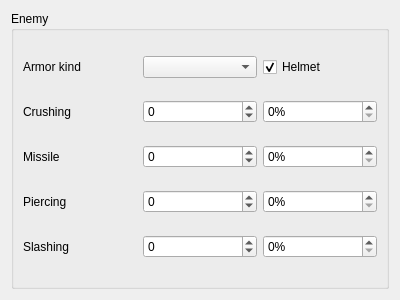
This is src/enemy.ui in moebiusproject/moebiustoolkit as Qt 5 draws it before an edit. The edited form follows.
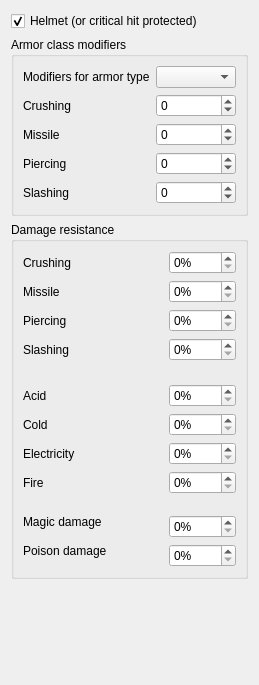
This is the edited form.

Commit message:
Revamp the DC input area, mostly preparations
- Use a tool box instead of a scroll area and a layout.
- Use the big amount of vertical space to add more controls to the enemy
  block of inputs (unused in the calculations yet).

Diff of the .ui file:
```diff
--- a/src/enemy.ui
+++ b/src/enemy.ui
@@ -6,24 +6,40 @@
    <rect>
     <x>0</x>
     <y>0</y>
-    <width>400</width>
-    <height>300</height>
+    <width>259</width>
+    <height>685</height>
    </rect>
   </property>
   <property name="windowTitle">
    <string>Form</string>
   </property>
-  <layout class="QHBoxLayout" name="horizontalLayout">
+  <layout class="QVBoxLayout" name="verticalLayout">
    <item>
-    <widget class="QGroupBox" name="targetGroup">
+    <widget class="QCheckBox" name="helmet">
+     <property name="enabled">
+      <bool>true</bool>
+     </property>
+     <property name="text">
+      <string>Helmet (or critical hit protected)</string>
+     </property>
+     <property name="checked">
+      <bool>true</bool>
+     </property>
+    </widget>
+   </item>
+   <item>
+    <widget class="QGroupBox" name="armorClassModifersGroup">
      <property name="title">
-      <string>Enemy</string>
+      <string>Armor class modifiers</string>
      </property>
-     <layout class="QGridLayout" name="gridLayout_5">
+     <layout class="QGridLayout" name="gridLayout">
       <item row="0" column="0">
        <widget class="QLabel" name="armorLabel">
         <property name="text">
-         <string>Armor kind</string>
+         <string>Modifiers for armor type</string>
+        </property>
+        <property name="buddy">
+         <cstring>armor</cstring>
         </property>
        </widget>
       </item>
@@ -47,19 +63,6 @@
         </property>
        </widget>
       </item>
-      <item row="1" column="2">
-       <widget class="QSpinBox" name="crushingResistance">
-        <property name="suffix">
-         <string>%</string>
-        </property>
-        <property name="maximum">
-         <number>100</number>
-        </property>
-        <property name="singleStep">
-         <number>5</number>
-        </property>
-       </widget>
-      </item>
       <item row="2" column="0">
        <widget class="QLabel" name="missileModifierLabel">
         <property name="text">
@@ -77,19 +80,6 @@
         </property>
        </widget>
       </item>
-      <item row="2" column="2">
-       <widget class="QSpinBox" name="missileResistance">
-        <property name="suffix">
-         <string>%</string>
-        </property>
-        <property name="maximum">
-         <number>100</number>
-        </property>
-        <property name="singleStep">
-         <number>5</number>
-        </property>
-       </widget>
-      </item>
       <item row="3" column="0">
        <widget class="QLabel" name="piercingModifierLabel">
         <property name="text">
@@ -107,19 +97,6 @@
         </property>
        </widget>
       </item>
-      <item row="3" column="2">
-       <widget class="QSpinBox" name="piercingResistance">
-        <property name="suffix">
-         <string>%</string>
-        </property>
-        <property name="maximum">
-         <number>100</number>
-        </property>
-        <property name="singleStep">
-         <number>5</number>
-        </property>
-       </widget>
-      </item>
       <item row="4" column="0">
        <widget class="QLabel" name="slashingModifierLabel">
         <property name="text">
@@ -137,35 +114,293 @@
         </property>
        </widget>
       </item>
-      <item row="4" column="2">
-       <widget class="QSpinBox" name="slashingResistance">
-        <property name="suffix">
-         <string>%</string>
+     </layout>
+    </widget>
+   </item>
+   <item>
+    <widget class="QGroupBox" name="damageResistanceGroup">
+     <property name="title">
+      <string>Damage resistance</string>
+     </property>
+     <layout class="QGridLayout" name="gridLayout_2">
+      <item row="0" column="0">
+       <widget class="QLabel" name="crushingResistanceLabel">
+        <property name="text">
+         <string>Crushing</string>
         </property>
-        <property name="maximum">
-         <number>100</number>
-        </property>
-        <property name="singleStep">
-         <number>5</number>
+        <property name="buddy">
+         <cstring>crushingResistance</cstring>
         </property>
        </widget>
       </item>
       <item row="0" column="2">
-       <widget class="QCheckBox" name="helmet">
-        <property name="enabled">
-         <bool>true</bool>
+       <widget class="QSpinBox" name="crushingResistance">
+        <property name="suffix">
+         <string>%</string>
         </property>
+        <property name="maximum">
+         <number>100</number>
+        </property>
+        <property name="singleStep">
+         <number>5</number>
+        </property>
+       </widget>
+      </item>
+      <item row="1" column="0">
+       <widget class="QLabel" name="missileResistanceLabel">
         <property name="text">
-         <string>Helmet</string>
+         <string>Missile</string>
         </property>
-        <property name="checked">
-         <bool>true</bool>
+        <property name="buddy">
+         <cstring>missileResistance</cstring>
+        </property>
+       </widget>
+      </item>
+      <item row="1" column="2">
+       <widget class="QSpinBox" name="missileResistance">
+        <property name="suffix">
+         <string>%</string>
+        </property>
+        <property name="maximum">
+         <number>100</number>
+        </property>
+        <property name="singleStep">
+         <number>5</number>
+        </property>
+       </widget>
+      </item>
+      <item row="2" column="0">
+       <widget class="QLabel" name="piercingResistanceLabel">
+        <property name="text">
+         <string>Piercing</string>
+        </property>
+        <property name="buddy">
+         <cstring>piercingResistance</cstring>
+        </property>
+       </widget>
+      </item>
+      <item row="2" column="2">
+       <widget class="QSpinBox" name="piercingResistance">
+        <property name="suffix">
+         <string>%</string>
+        </property>
+        <property name="maximum">
+         <number>100</number>
+        </property>
+        <property name="singleStep">
+         <number>5</number>
+        </property>
+       </widget>
+      </item>
+      <item row="3" column="0">
+       <widget class="QLabel" name="slashingResistanceLabel">
+        <property name="text">
+         <string>Slashing</string>
+        </property>
+        <property name="buddy">
+         <cstring>slashingResistance</cstring>
+        </property>
+       </widget>
+      </item>
+      <item row="3" column="2">
+       <widget class="QSpinBox" name="slashingResistance">
+        <property name="suffix">
+         <string>%</string>
+        </property>
+        <property name="maximum">
+         <number>100</number>
+        </property>
+        <property name="singleStep">
+         <number>5</number>
+        </property>
+       </widget>
+      </item>
+      <item row="4" column="1">
+       <spacer name="damageResistanceSpacer1">
+        <property name="orientation">
+         <enum>Qt::Vertical</enum>
+        </property>
+        <property name="sizeType">
+         <enum>QSizePolicy::Fixed</enum>
+        </property>
+        <property name="sizeHint" stdset="0">
+         <size>
+          <width>17</width>
+          <height>17</height>
+         </size>
+        </property>
+       </spacer>
+      </item>
+      <item row="5" column="0">
+       <widget class="QLabel" name="acidResistanceLabel">
+        <property name="text">
+         <string>Acid</string>
+        </property>
+        <property name="buddy">
+         <cstring>acidResistance</cstring>
+        </property>
+       </widget>
+      </item>
+      <item row="5" column="2">
+       <widget class="QSpinBox" name="acidResistance">
+        <property name="suffix">
+         <string>%</string>
+        </property>
+        <property name="maximum">
+         <number>100</number>
+        </property>
+        <property name="singleStep">
+         <number>5</number>
+        </property>
+       </widget>
+      </item>
+      <item row="6" column="0">
+       <widget class="QLabel" name="coldResistanceLabel">
+        <property name="text">
+         <string>Cold</string>
+        </property>
+        <property name="buddy">
+         <cstring>coldResistance</cstring>
+        </property>
+       </widget>
+      </item>
+      <item row="6" column="2">
+       <widget class="QSpinBox" name="coldResistance">
+        <property name="suffix">
+         <string>%</string>
+        </property>
+        <property name="maximum">
+         <number>100</number>
+        </property>
+        <property name="singleStep">
+         <number>5</number>
+        </property>
+       </widget>
+      </item>
+      <item row="7" column="0">
+       <widget class="QLabel" name="electricityResistanceLabel">
+        <property name="text">
+         <string>Electricity</string>
+        </property>
+        <property name="buddy">
+         <cstring>electricityResistance</cstring>
+        </property>
+       </widget>
+      </item>
+      <item row="7" column="2">
+       <widget class="QSpinBox" name="electricityResistance">
+        <property name="suffix">
+         <string>%</string>
+        </property>
+        <property name="maximum">
+         <number>100</number>
+        </property>
+        <property name="singleStep">
+         <number>5</number>
+        </property>
+       </widget>
+      </item>
+      <item row="8" column="0">
+       <widget class="QLabel" name="fireResistanceLabel">
+        <property name="text">
+         <string>Fire</string>
+        </property>
+        <property name="buddy">
+         <cstring>fireResistance</cstring>
+        </property>
+       </widget>
+      </item>
+      <item row="8" column="2">
+       <widget class="QSpinBox" name="fireResistance">
+        <property name="suffix">
+         <string>%</string>
+        </property>
+        <property name="maximum">
+         <number>100</number>
+        </property>
+        <property name="singleStep">
+         <number>5</number>
+        </property>
+       </widget>
+      </item>
+      <item row="9" column="1">
+       <spacer name="damageResistanceSpacer2">
+        <property name="orientation">
+         <enum>Qt::Vertical</enum>
+        </property>
+        <property name="sizeType">
+         <enum>QSizePolicy::Fixed</enum>
+        </property>
+        <property name="sizeHint" stdset="0">
+         <size>
+          <width>15</width>
+          <height>15</height>
+         </size>
+        </property>
+       </spacer>
+      </item>
+      <item row="10" column="0" colspan="2">
+       <widget class="QLabel" name="magicDamageResistanceLabel">
+        <property name="text">
+         <string>Magic damage</string>
+        </property>
+        <property name="buddy">
+         <cstring>magicDamageResistance</cstring>
+        </property>
+       </widget>
+      </item>
+      <item row="10" column="2" rowspan="2">
+       <widget class="QSpinBox" name="magicDamageResistance">
+        <property name="suffix">
+         <string>%</string>
+        </property>
+        <property name="maximum">
+         <number>100</number>
+        </property>
+        <property name="singleStep">
+         <number>5</number>
+        </property>
+       </widget>
+      </item>
+      <item row="11" column="0" rowspan="2" colspan="2">
+       <widget class="QLabel" name="poisonDamageResistanceLabel">
+        <property name="text">
+         <string>Poison damage</string>
+        </property>
+        <property name="buddy">
+         <cstring>poisonDamageResistance</cstring>
+        </property>
+       </widget>
+      </item>
+      <item row="12" column="2">
+       <widget class="QSpinBox" name="poisonDamageResistance">
+        <property name="suffix">
+         <string>%</string>
+        </property>
+        <property name="maximum">
+         <number>100</number>
+        </property>
+        <property name="singleStep">
+         <number>5</number>
         </property>
        </widget>
       </item>
      </layout>
     </widget>
    </item>
+   <item>
+    <spacer name="bottomSpacer">
+     <property name="orientation">
+      <enum>Qt::Vertical</enum>
+     </property>
+     <property name="sizeHint" stdset="0">
+      <size>
+       <width>20</width>
+       <height>18</height>
+      </size>
+     </property>
+    </spacer>
+   </item>
   </layout>
  </widget>
  <resources/>
```
Left out of the diff: 12 changed lines with no effect on the pictures. The commit also changes 1 other file.
